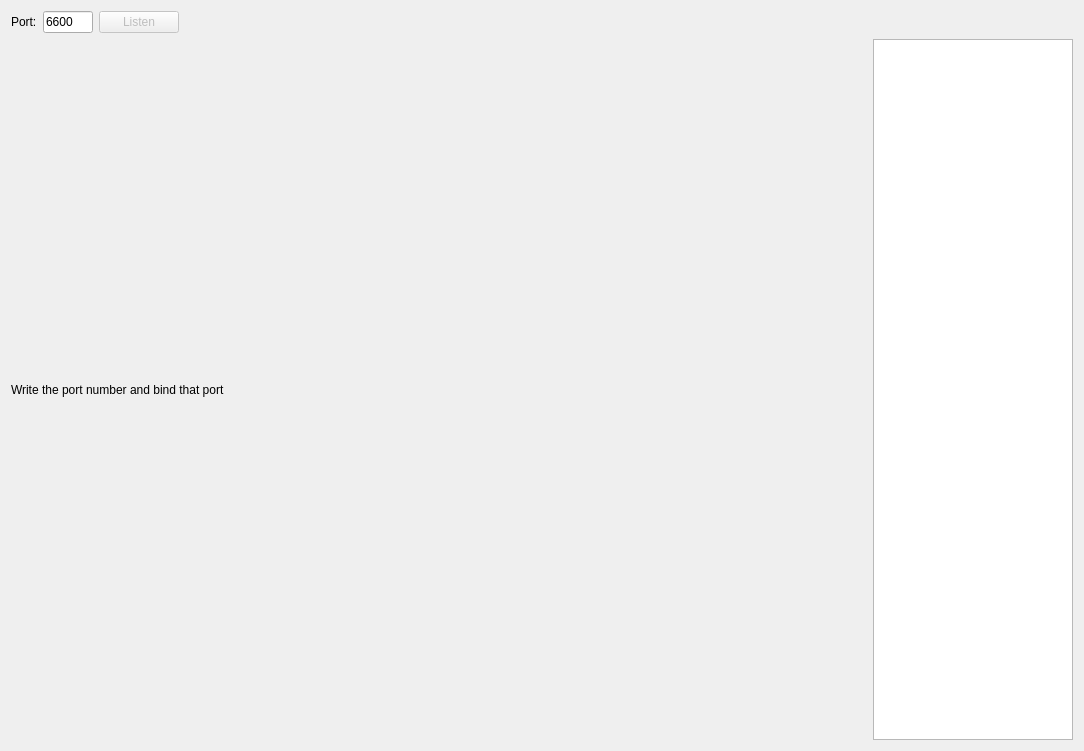
This is playerwidget.ui in shbobur/UDPPlayer as Qt 5 draws it before an edit. The edited form follows.
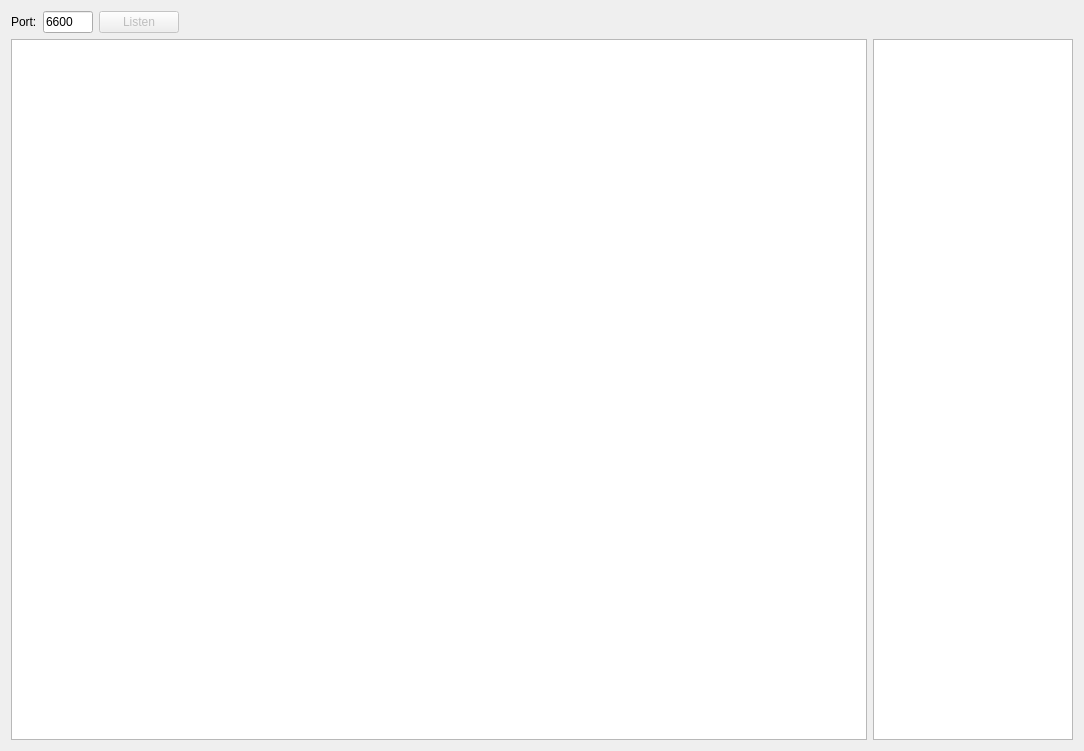
This is the edited form.

Commit message: QGraphicsView is used to display images. There is memory leak bug.

What changed in the file:
```diff
--- a/playerwidget.ui
+++ b/playerwidget.ui
@@ -67,17 +67,7 @@
    <item>
     <layout class="QHBoxLayout" name="horizontalLayout_3">
      <item>
-      <widget class="QLabel" name="player">
-       <property name="minimumSize">
-        <size>
-         <width>700</width>
-         <height>700</height>
-        </size>
-       </property>
-       <property name="text">
-        <string>Write the port number and bind that port</string>
-       </property>
-      </widget>
+      <widget class="QGraphicsView" name="playerGraphicsView"/>
      </item>
      <item>
       <widget class="QTextEdit" name="logger">
```
Left out of the diff: 2 changed lines with no effect on the pictures. The commit also changes 5 other files.
